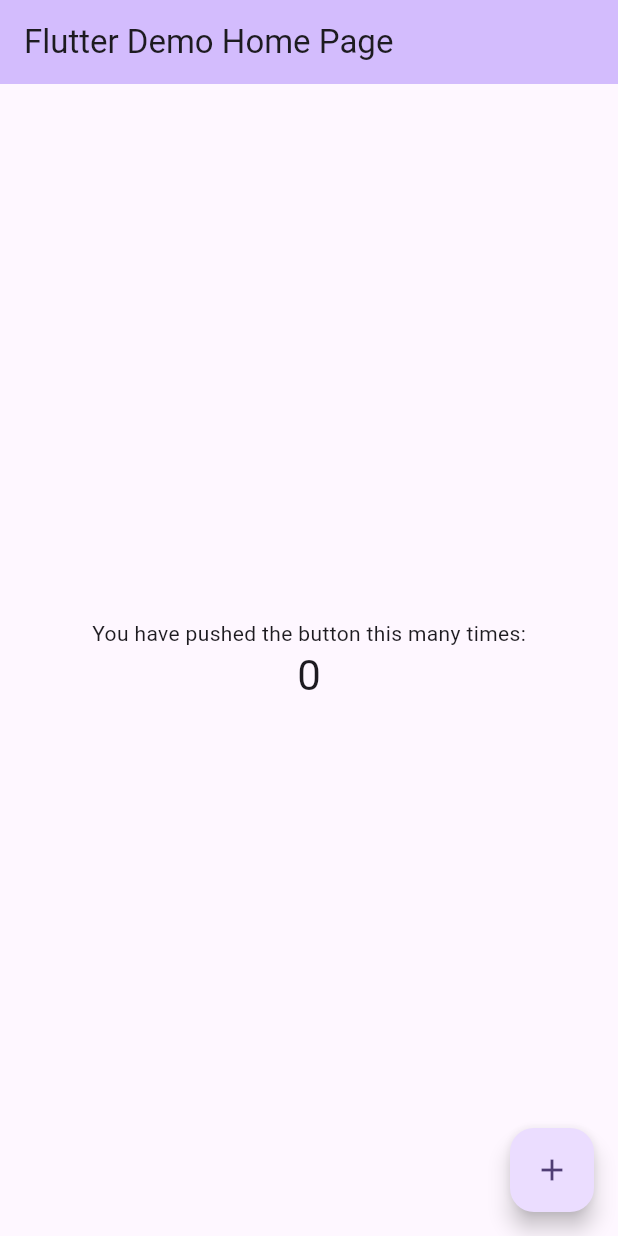
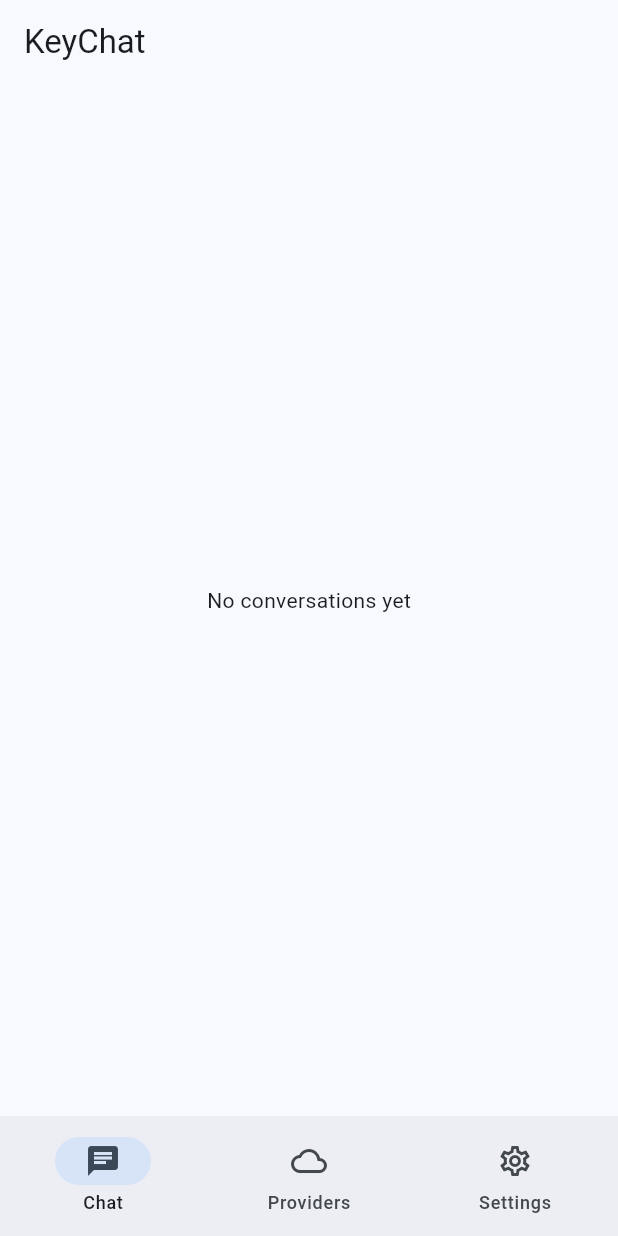
Before and after one commit to Kant-Righteous/KeyChat, a Flutter app: the screen it shows after launch, on a phone screen of 412 x 824 dp. Run offline on Flutter 3.47's test engine with Material 3 defaults, Android fonts, the light colour scheme and no system bars.

Commit message:
建立 KeyChat 的基础应用外壳

```diff
--- /dev/null
+++ b/lib/app/app.dart
@@ -0,0 +1,18 @@
+import 'package:flutter/material.dart';
+import 'package:keychat/app/app_shell.dart';
+
+class KeyChatApp extends StatelessWidget {
+  const KeyChatApp({super.key});
+
+  @override
+  Widget build(BuildContext context) {
+    return MaterialApp(
+      title: 'KeyChat',
+      theme: ThemeData(
+        colorScheme: ColorScheme.fromSeed(seedColor: Colors.blue),
+        useMaterial3: true,
+      ),
+      home: const AppShell(),
+    );
+  }
+}
--- /dev/null
+++ b/lib/app/app_shell.dart
@@ -0,0 +1,53 @@
+import 'package:flutter/material.dart';
+import 'package:keychat/features/chat/presentation/chat_page.dart';
+import 'package:keychat/features/providers/presentation/providers_page.dart';
+import 'package:keychat/features/settings/presentation/settings_page.dart';
+
+class AppShell extends StatefulWidget {
+  const AppShell({super.key});
+
+  @override
+  State<AppShell> createState() => _AppShellState();
+}
+
+class _AppShellState extends State<AppShell> {
+  int _currentIndex = 0;
+
+  final _pages = const [
+    ChatPage(),
+    ProvidersPage(),
+    SettingsPage(),
+  ];
+
+  @override
+  Widget build(BuildContext context) {
+    return Scaffold(
+      body: _pages[_currentIndex],
+      bottomNavigationBar: NavigationBar(
+        selectedIndex: _currentIndex,
+        onDestinationSelected: (index) {
+          setState(() {
+            _currentIndex = index;
+          });
+        },
+        destinations: const [
+          NavigationDestination(
+            icon: Icon(Icons.chat_outlined),
+            selectedIcon: Icon(Icons.chat),
+            label: 'Chat',
+          ),
+          NavigationDestination(
+            icon: Icon(Icons.cloud_outlined),
+            selectedIcon: Icon(Icons.cloud),
+            label: 'Providers',
+          ),
+          NavigationDestination(
+            icon: Icon(Icons.settings_outlined),
+            selectedIcon: Icon(Icons.settings),
+            label: 'Settings',
+          ),
+        ],
+      ),
+    );
+  }
+}
--- /dev/null
+++ b/lib/features/chat/presentation/chat_page.dart
@@ -0,0 +1,17 @@
+import 'package:flutter/material.dart';
+
+class ChatPage extends StatelessWidget {
+  const ChatPage({super.key});
+
+  @override
+  Widget build(BuildContext context) {
+    return Scaffold(
+      appBar: AppBar(
+        title: const Text('KeyChat'),
+      ),
+      body: const Center(
+        child: Text('No conversations yet'),
+      ),
+    );
+  }
+}
--- a/lib/main.dart
+++ b/lib/main.dart
@@ -1,125 +1,6 @@
 import 'package:flutter/material.dart';
+import 'package:keychat/app/app.dart';
 
 void main() {
-  runApp(const MyApp());
+  runApp(const KeyChatApp());
 }
-
-class MyApp extends StatelessWidget {
-  const MyApp({super.key});
-
-  // This widget is the root of your application.
-  @override
-  Widget build(BuildContext context) {
-    return MaterialApp(
-      title: 'Flutter Demo',
-      theme: ThemeData(
-        // This is the theme of your application.
-        //
-        // TRY THIS: Try running your application with "flutter run". You'll see
-        // the application has a purple toolbar. Then, without quitting the app,
-        // try changing the seedColor in the colorScheme below to Colors.green
-        // and then invoke "hot reload" (save your changes or press the "hot
-        // reload" button in a Flutter-supported IDE, or press "r" if you used
-        // the command line to start the app).
-        //
-        // Notice that the counter didn't reset back to zero; the application
-        // state is not lost during the reload. To reset the state, use hot
-        // restart instead.
-        //
-        // This works for code too, not just values: Most code changes can be
-        // tested with just a hot reload.
-        colorScheme: ColorScheme.fromSeed(seedColor: Colors.deepPurple),
-        useMaterial3: true,
-      ),
-      home: const MyHomePage(title: 'Flutter Demo Home Page'),
-    );
-  }
-}
-
-class MyHomePage extends StatefulWidget {
-  const MyHomePage({super.key, required this.title});
-
-  // This widget is the home page of your application. It is stateful, meaning
-  // that it has a State object (defined below) that contains fields that affect
-  // how it looks.
-
-  // This class is the configuration for the state. It holds the values (in this
-  // case the title) provided by the parent (in this case the App widget) and
-  // used by the build method of the State. Fields in a Widget subclass are
-  // always marked "final".
-
-  final String title;
-
-  @override
-  State<MyHomePage> createState() => _MyHomePageState();
-}
-
-class _MyHomePageState extends State<MyHomePage> {
-  int _counter = 0;
-
-  void _incrementCounter() {
-    setState(() {
-      // This call to setState tells the Flutter framework that something has
-      // changed in this State, which causes it to rerun the build method below
-      // so that the display can reflect the updated values. If we changed
-      // _counter without calling setState(), then the build method would not be
-      // called again, and so nothing would appear to happen.
-      _counter++;
-    });
-  }
-
-  @override
-  Widget build(BuildContext context) {
-    // This method is rerun every time setState is called, for instance as done
-    // by the _incrementCounter method above.
-    //
-    // The Flutter framework has been optimized to make rerunning build methods
-    // fast, so that you can just rebuild anything that needs updating rather
-    // than having to individually change instances of widgets.
-    return Scaffold(
-      appBar: AppBar(
-        // TRY THIS: Try changing the color here to a specific color (to
-        // Colors.amber, perhaps?) and trigger a hot reload to see the AppBar
-        // change color while the other colors stay the same.
-        backgroundColor: Theme.of(context).colorScheme.inversePrimary,
-        // Here we take the value from the MyHomePage object that was created by
-        // the App.build method, and use it to set our appbar title.
-        title: Text(widget.title),
-      ),
-      body: Center(
-        // Center is a layout widget. It takes a single child and positions it
-        // in the middle of the parent.
-        child: Column(
-          // Column is also a layout widget. It takes a list of children and
-          // arranges them vertically. By default, it sizes itself to fit its
-          // children horizontally, and tries to be as tall as its parent.
-          //
-          // Column has various properties to control how it sizes itself and
-          // how it positions its children. Here we use mainAxisAlignment to
-          // center the children vertically; the main axis here is the vertical
-          // axis because Columns are vertical (the cross axis would be
-          // horizontal).
-          //
-          // TRY THIS: Invoke "debug painting" (choose the "Toggle Debug Paint"
-          // action in the IDE, or press "p" in the console), to see the
-          // wireframe for each widget.
-          mainAxisAlignment: MainAxisAlignment.center,
-          children: <Widget>[
-            const Text(
-              'You have pushed the button this many times:',
-            ),
-            Text(
-              '$_counter',
-              style: Theme.of(context).textTheme.headlineMedium,
-            ),
-          ],
-        ),
-      ),
-      floatingActionButton: FloatingActionButton(
-        onPressed: _incrementCounter,
-        tooltip: 'Increment',
-        child: const Icon(Icons.add),
-      ), // This trailing comma makes auto-formatting nicer for build methods.
-    );
-  }
-}
```
Also changed, not shown: lib/features/providers/presentation/providers_page.dart (added, +31 -0 lines), lib/features/settings/presentation/settings_page.dart (added, +34 -0 lines), 4 other files.
